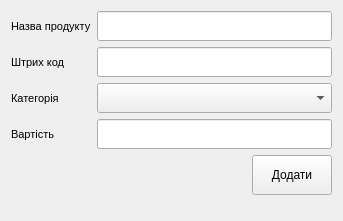
Above: src/app/mainapp/addproductform.ui from Bodiok007/Accounting before the change. Below: the same form after it.
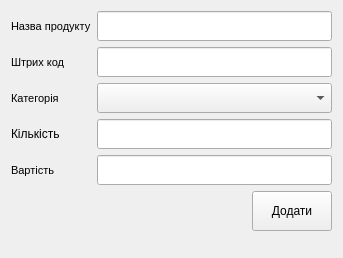
That is the form after the change.

```diff
--- a/src/app/mainapp/addproductform.ui
+++ b/src/app/mainapp/addproductform.ui
@@ -7,7 +7,7 @@
     <x>0</x>
     <y>0</y>
     <width>343</width>
-    <height>221</height>
+    <height>258</height>
    </rect>
   </property>
   <property name="windowTitle">
@@ -94,7 +94,7 @@
        </property>
       </widget>
      </item>
-     <item row="3" column="0">
+     <item row="4" column="0">
       <widget class="QLabel" name="label_4">
        <property name="maximumSize">
         <size>
@@ -112,7 +112,7 @@
        </property>
       </widget>
      </item>
-     <item row="3" column="1">
+     <item row="4" column="1">
       <widget class="QLineEdit" name="lineCost">
        <property name="minimumSize">
         <size>
@@ -122,6 +122,23 @@
        </property>
       </widget>
      </item>
+     <item row="3" column="0">
+      <widget class="QLabel" name="label_2">
+       <property name="text">
+        <string>Кількість</string>
+       </property>
+      </widget>
+     </item>
+     <item row="3" column="1">
+      <widget class="QLineEdit" name="lineCount">
+       <property name="minimumSize">
+        <size>
+         <width>0</width>
+         <height>30</height>
+        </size>
+       </property>
+      </widget>
+     </item>
     </layout>
    </item>
    <item>
```
Left out of the diff: 10 changed lines with no effect on the pictures.
